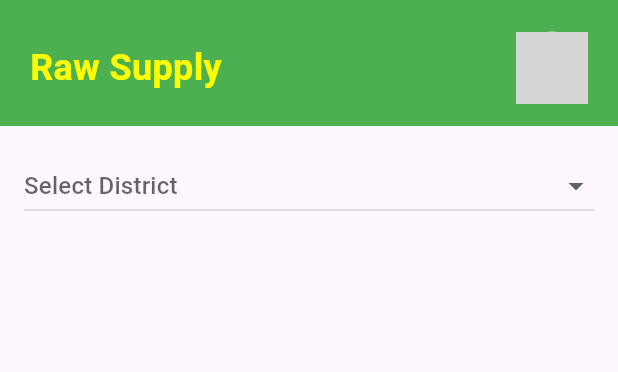
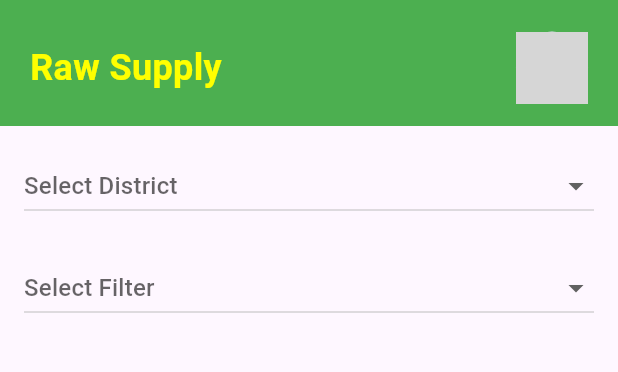
Before and after one commit to Kavishka-Ranasinghe/Buildsphere-Mobile-App, a Flutter app: the RawSupplyScreen screen opened directly, on a phone screen of 412 x 824 dp, the part 75-447 px from its top. Run offline on Flutter 3.47's test engine with Material 3 defaults, Android fonts, the phone set to English and light mode, and no system bars; our stand-ins replace image_picker, shared_preferences; accounts and stored records are empty; grey boxes are pictures that could not be loaded.

Commit message:
raw supply shopping

```diff
--- a/lib/c_raw_supply_shopping.dart
+++ b/lib/c_raw_supply_shopping.dart
@@ -14,6 +14,7 @@ class RawSupplyScreen extends StatefulWidget {
 class _RawSupplyScreenState extends State<RawSupplyScreen> {
   String? selectedDistrict;
   String? selectedCity;
+  String? selectedFilter;
 
   // Placeholder data
   final List<String> districts = ['Colombo', 'Kandy', 'Galle', 'Jaffna'];
@@ -23,6 +24,8 @@ class _RawSupplyScreenState extends State<RawSupplyScreen> {
     'Galle': ['Hikkaduwa', 'Unawatuna', 'Weligama'],
     'Jaffna': ['Nallur', 'Vaddukoddai', 'Point Pedro'],
   };
+
+  final List<String> filters = ['Cement', 'Soil', 'Brick', 'Pebbles'];
 
   // Function to redirect to the phone app
   void _callNumber(String number) async {
@@ -127,13 +130,30 @@ class _RawSupplyScreenState extends State<RawSupplyScreen> {
                       });
                     },
                   ),
+                const SizedBox(height: 10),
+                DropdownButton<String>(
+                  value: selectedFilter,
+                  hint: const Text("Select Filter"),
+                  isExpanded: true,
+                  items: filters.map((filter) {
+                    return DropdownMenuItem(
+                      value: filter,
+                      child: Text(filter),
+                    );
+                  }).toList(),
+                  onChanged: (value) {
+                    setState(() {
+                      selectedFilter = value;
+                    });
+                  },
+                ),
               ],
             ),
           ),
-          if (selectedCity != null)
+          if (selectedCity != null && selectedFilter != null)
             Expanded(
               child: ListView.builder(
-                itemCount: 10, // Placeholder for posts
+                itemCount: 10, // Placeholder for filtered posts
                 itemBuilder: (context, index) {
                   return Card(
                     margin: const EdgeInsets.all(8.0),
@@ -146,9 +166,10 @@ class _RawSupplyScreenState extends State<RawSupplyScreen> {
                       subtitle: Column(
                         crossAxisAlignment: CrossAxisAlignment.start,
                         children: [
-                          const Text('Item Type: Cement Blocks'),
+                          Text('Item Type: $selectedFilter'),
                           const Text('Price: Rs. 100/block'),
-
+                          const Text('Shop: ABC Hardware'),
+                          const Text('Contact: 0771234567'),
                         ],
                       ),
                       isThreeLine: true,
@@ -158,7 +179,7 @@ class _RawSupplyScreenState extends State<RawSupplyScreen> {
                           MaterialPageRoute(
                             builder: (context) => RawItemDetailScreen(
                               itemName: 'Item $index',
-                              itemType: 'Cement Blocks',
+                              itemType: selectedFilter!,
                               price: 'Rs. 100/block',
                               shopName: 'ABC Hardware',
                               shopAddress: '123 Main Street, Colombo',
```
